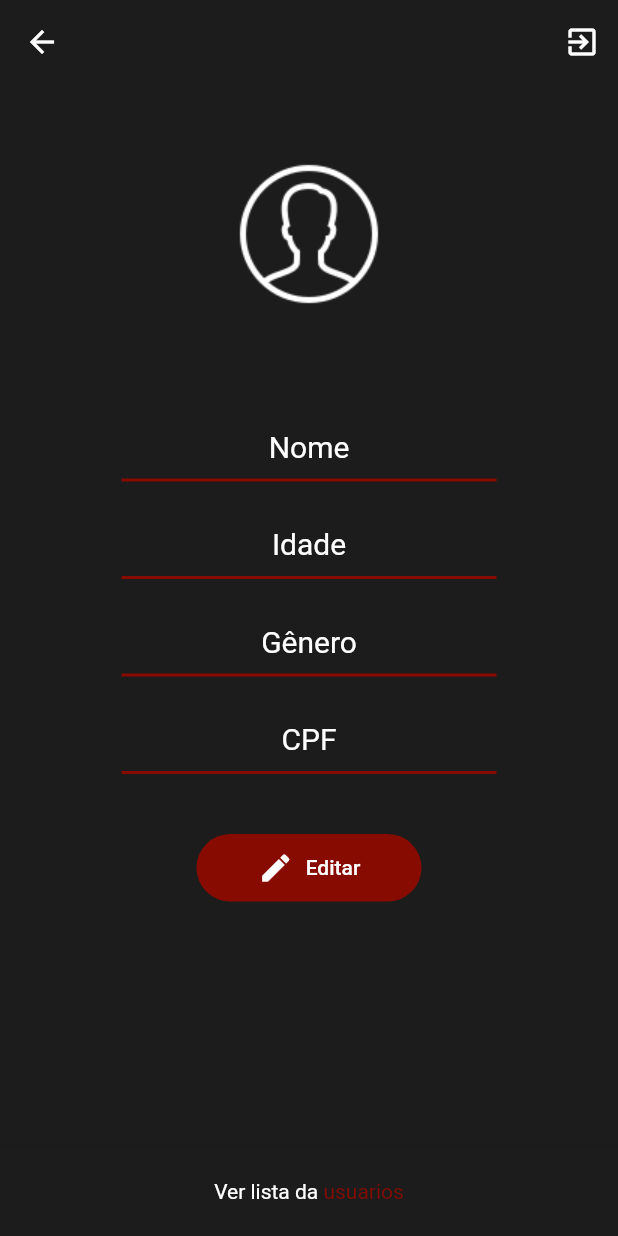
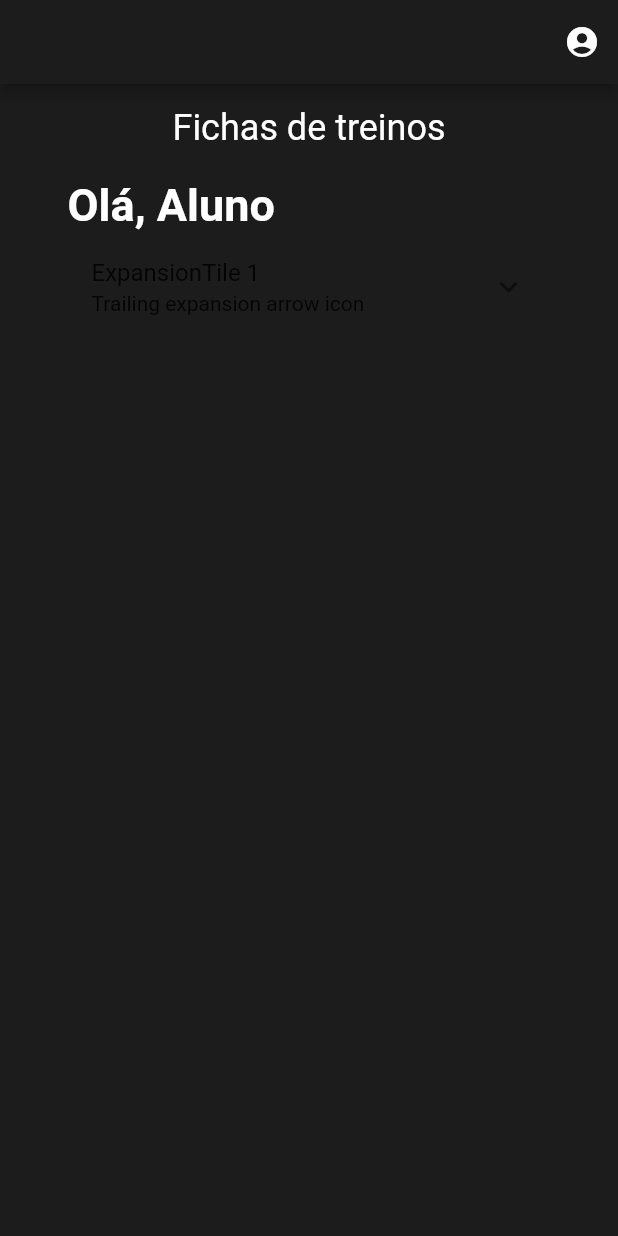
Before and after one commit to marcos-barcelar/IronChampions-app, a Flutter app: the screen it shows after launch, on a phone screen of 412 x 824 dp. Run offline on Flutter 3.47's test engine with Material 2 defaults, Android fonts, the phone set to English and light mode, and no system bars.

Commit message:
Tela principal iniciada

```diff
--- a/lib/main.dart
+++ b/lib/main.dart
@@ -1,5 +1,6 @@
 import 'package:flutter/material.dart';
 import 'package:ironchampions_gym/screens/login_screen.dart';
+import 'package:ironchampions_gym/screens/primary_screen.dart';
 import 'package:ironchampions_gym/screens/profile_screen.dart';
 import 'package:ironchampions_gym/screens/register_screen.dart';
 
@@ -17,7 +18,7 @@ class MyApp extends StatelessWidget {
       theme: ThemeData(
         primarySwatch: Colors.blue,
       ),
-      home: const ProfileScreen(),
+      home: PrimaryScreen(),
     );
   }
 }
--- /dev/null
+++ b/lib/screens/primary_screen.dart
@@ -0,0 +1,61 @@
+import 'package:flutter/material.dart';
+
+class PrimaryScreen extends StatelessWidget {
+  const PrimaryScreen({Key? key}) : super(key: key);
+
+  @override
+  Widget build(BuildContext context) {
+    return Scaffold(
+      backgroundColor: Color(0xFF1C1C1C),
+      appBar: AppBar(
+        backgroundColor: Color(0xFF1C1C1C),
+        actions: [
+          IconButton(
+            onPressed: () {},
+            icon: Icon(Icons.account_circle),
+          ),
+        ],
+      ),
+      body: Center(
+        child: Padding(
+          padding: const EdgeInsets.symmetric(horizontal: 30.0),
+            child: Padding(
+              padding: const EdgeInsets.all(15.0),
+              child: Column(
+                mainAxisAlignment: MainAxisAlignment.start,
+                children: [
+                  Text(
+                    'Fichas de treinos',
+                    style: TextStyle(
+                      fontSize: 24,
+                      color: Colors.white,
+                      fontWeight: FontWeight.normal,
+                    ),
+                  ),
+                  SizedBox(height: 20),
+                  Align(
+                    alignment: Alignment.centerLeft,
+                    child: Text(
+                      'Olá, Aluno',
+                      style: TextStyle(
+                        fontSize: 30,
+                        color: Colors.white,
+                        fontWeight: FontWeight.bold,
+                      ),
+                    ),
+                  ),
+                  const ExpansionTile(
+                    title: Text('ExpansionTile 1'),
+                    subtitle: Text('Trailing expansion arrow icon'),
+                    children: <Widget>[
+                      ListTile(title: Text('This is tile number 1')),
+                    ],
+                  ),
+                ],
+              ),
+            ),
+          ),
+        ),
+    );
+  }
+}
```
